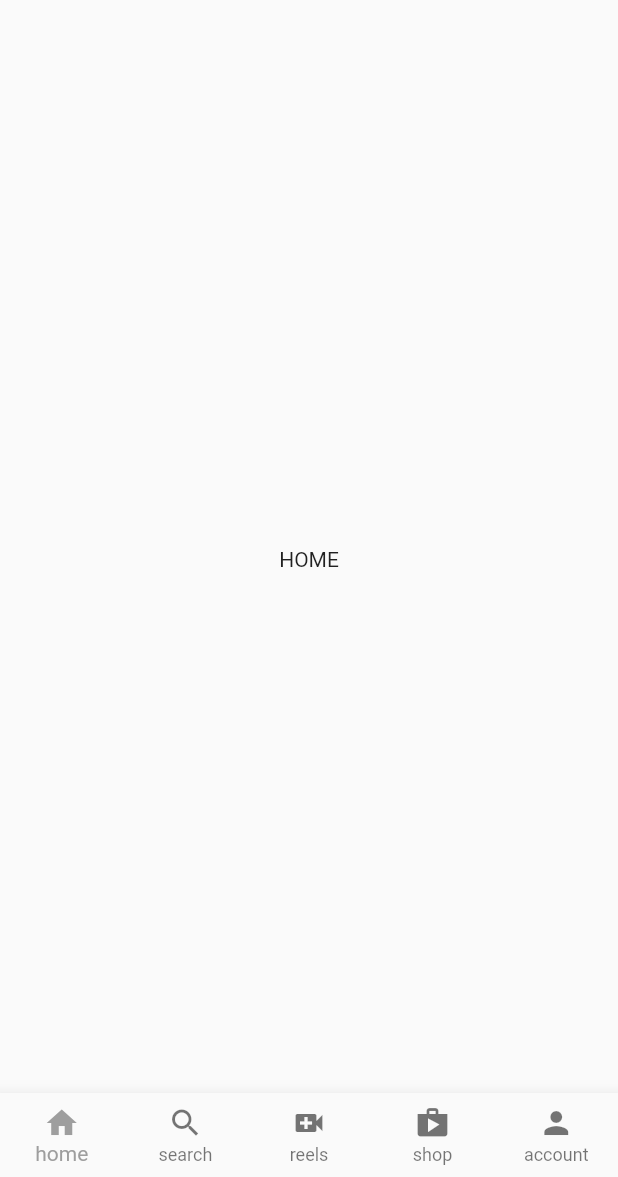
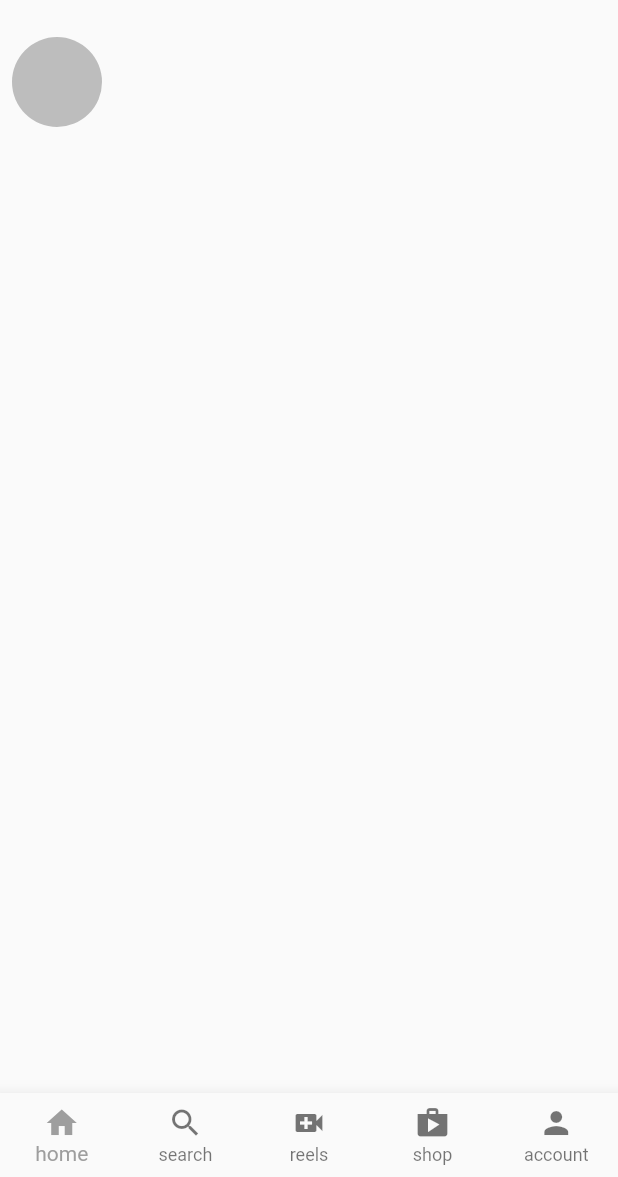
Before and after one commit to jksan-jp/xgram, a Flutter app: the screen it shows after launch, on a phone screen of 412 x 824 dp, the part 59-1236 px from its top. Run offline on Flutter 3.47's test engine with Material 2 defaults, Android fonts, the phone set to English and light mode, and no system bars.

Commit message:
homeにstories追加開始

```diff
--- a/lib/pages/home.dart
+++ b/lib/pages/home.dart
@@ -27,7 +27,22 @@ class UserHome extends StatelessWidget {
           )
         ]),
       ),
-      body: const Center(child: Text('HOME')),
+      body: Column(children: [
+        // STORIES
+        Row(
+          children: [
+            Padding(
+              padding: const EdgeInsets.all(8.0),
+              child: Container(
+                  width: 60,
+                  height: 60,
+                  decoration: BoxDecoration(
+                      shape: BoxShape.circle, color: Colors.grey[400])),
+            ),
+          ],
+        )
+        // POSTS
+      ]),
     );
   }
 }
```
